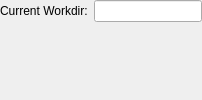
Before: the Qt Designer form lib/ui/conf/ui_mayaPage.ui in listyque/TACTIC-Handler, drawn with Qt 5.
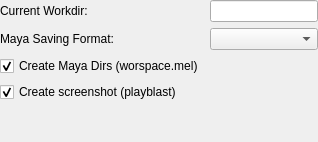
After: the same form once the commit is applied.

Diff of the .ui file:
```diff
--- a/lib/ui/conf/ui_mayaPage.ui
+++ b/lib/ui/conf/ui_mayaPage.ui
@@ -2,7 +2,7 @@
 <ui version="4.0">
  <class>mayaScenePageWidget</class>
  <widget class="QWidget" name="mayaScenePageWidget">
-  <layout class="QGridLayout" name="mayaScenePageWidgetLayout" columnminimumwidth="0,100">
+  <layout class="QGridLayout" name="mayaScenePageWidgetLayout" columnstretch="0,1" columnminimumwidth="0,100">
    <property name="margin">
     <number>0</number>
    </property>
@@ -20,7 +20,7 @@
      </property>
     </widget>
    </item>
-   <item row="1" column="1">
+   <item row="4" column="0" colspan="2">
     <spacer name="verticalSpacer_2">
      <property name="orientation">
       <enum>Qt::Vertical</enum>
@@ -33,6 +33,36 @@
      </property>
     </spacer>
    </item>
+   <item row="2" column="0">
+    <widget class="QCheckBox" name="createMayaDirsCheckBox">
+     <property name="text">
+      <string>Create Maya Dirs (worspace.mel)</string>
+     </property>
+     <property name="checked">
+      <bool>true</bool>
+     </property>
+    </widget>
+   </item>
+   <item row="3" column="0">
+    <widget class="QCheckBox" name="createPlayblastCheckBox">
+     <property name="text">
+      <string>Create screenshot (playblast)</string>
+     </property>
+     <property name="checked">
+      <bool>true</bool>
+     </property>
+    </widget>
+   </item>
+   <item row="1" column="0">
+    <widget class="QLabel" name="mayaSaveFormatLabel">
+     <property name="text">
+      <string>Maya Saving Format:</string>
+     </property>
+    </widget>
+   </item>
+   <item row="1" column="1">
+    <widget class="QComboBox" name="formatTypeComboBox"/>
+   </item>
   </layout>
  </widget>
  <resources/>
```
